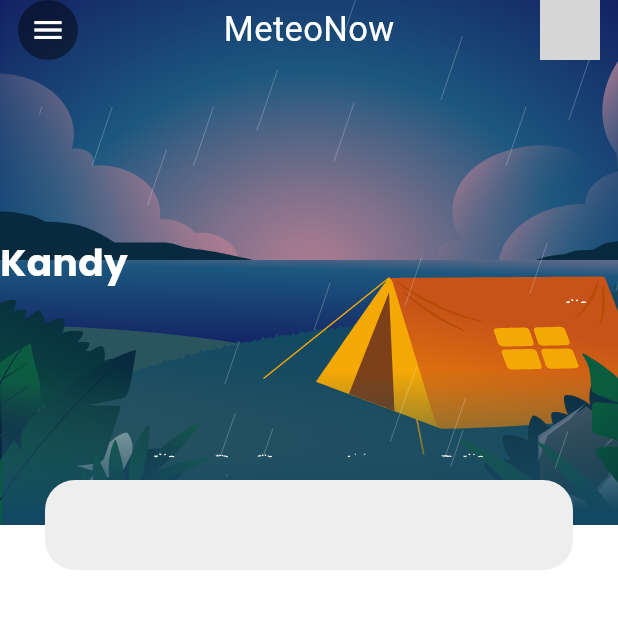
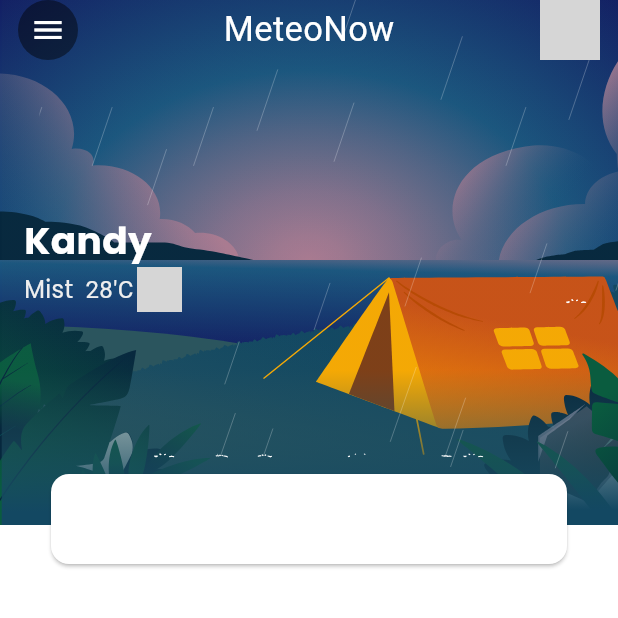
Before and after one commit to Eranga035225/Weather-app-flutter, a Flutter app: the screen it shows after launch, on a phone screen of 412 x 824 dp, the top half of it. Run offline on Flutter 3.47's test engine with Material 3 defaults, Android fonts, the phone set to English and light mode, and no system bars; our stand-ins replace google_fonts, lottie; network calls fail; grey boxes are pictures that could not be loaded.

Commit message:
added a card for search box

```diff
--- a/weather_app/lib/Screens/home_screen.dart
+++ b/weather_app/lib/Screens/home_screen.dart
@@ -29,13 +29,30 @@ class _HomeScreenState extends State<HomeScreen> {
                        ),
                     Align(
                       alignment: Alignment.centerLeft,
-                      child: Column(
-                        mainAxisSize: MainAxisSize.min,
+                      child: Padding(
+                        padding: const EdgeInsets.only(left:16.0),
+                        child: Column(
+                          mainAxisSize: MainAxisSize.min,
+                          crossAxisAlignment: CrossAxisAlignment.start,
 
-                        children: [
-                          Text('Kandy', style: GoogleFonts.poppins(fontWeight: FontWeight.bold, fontSize: 25, color: Colors.white),),
+                          children: [
+                            Text('Kandy', style: GoogleFonts.poppins(fontWeight: FontWeight.bold, fontSize: 25, color: Colors.white),),
+                            Row(
+                              mainAxisSize: MainAxisSize.min,
+                              children: [
+                                Text('Mist', style: GoogleFonts.poppins( fontSize: 16, color: Colors.grey.shade200),),
+                                Padding(
+                                  padding: const EdgeInsets.only(left: 8.0, right: 2),
+                                  child: Text('28\'C', style: TextStyle(fontSize: 16, color: Colors.grey.shade200,)
+                                ),),
+                                Image.network( "https://cdn.weatherapi.com/weather/64x64/night/248.png",
+                                height: 30,)
+                              ],
 
-                      ],)
+                            )
+
+                        ],),
+                      )
                     )
 
 
@@ -72,15 +89,19 @@ class _HomeScreenState extends State<HomeScreen> {
                 padding: const EdgeInsets.symmetric(horizontal: 30.0),
                 child: Align(
                   alignment: AlignmentGeometry.bottomCenter,
-                  child: Container(
+                  child: Card(
+                    color: Colors.white,
+                    child: Container(
                     width: double.infinity,
                     height: 60,
                     decoration: BoxDecoration(
-                       color: Colors.grey.shade200,
-                       borderRadius: BorderRadius.circular(20)
+
+                       borderRadius: BorderRadius.circular(20),
+
                     ),
 
 
+                  )
                   )
                 ),
               )
```
